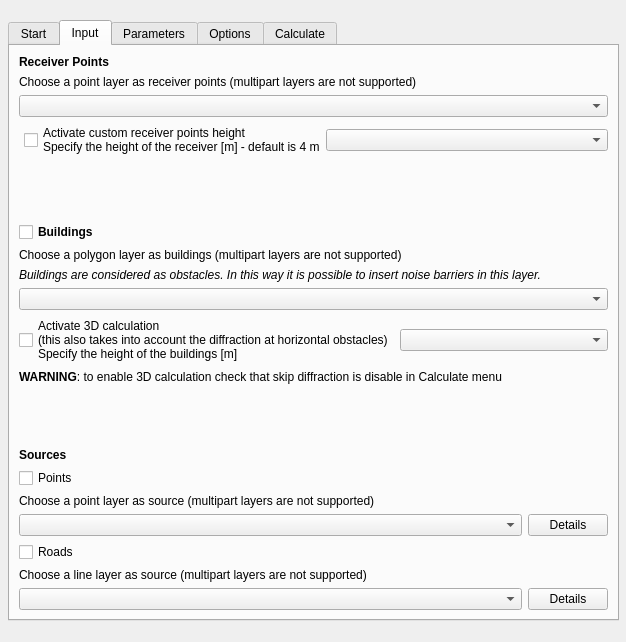
Above: tools/ui_CalculateNoiseLevels.ui from pierluigiderosa/openoise before the change. Below: the same form after it.
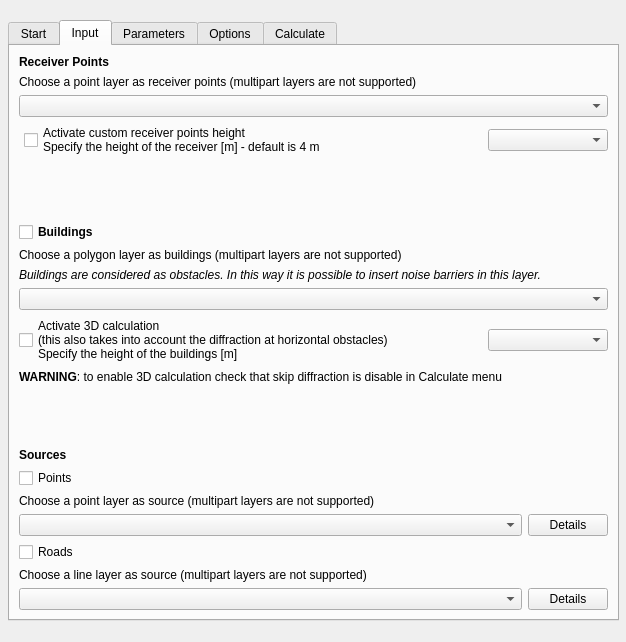
That is the form after the change. The open tabs and pages were chosen to show the change. Custom widgets are drawn as their Qt base class.

Commit message: - fix 19 settembre 23 - varie modifiche GUI

What changed in the file:
```diff
--- a/tools/ui_CalculateNoiseLevels.ui
+++ b/tools/ui_CalculateNoiseLevels.ui
@@ -264,10 +264,30 @@
          </property>
         </widget>
        </item>
+       <item>
+        <spacer name="horizontalSpacer">
+         <property name="orientation">
+          <enum>Qt::Horizontal</enum>
+         </property>
+         <property name="sizeHint" stdset="0">
+          <size>
+           <width>40</width>
+           <height>20</height>
+          </size>
+         </property>
+        </spacer>
+       </item>
        <item>
         <layout class="QVBoxLayout" name="verticalLayout_4">
          <item>
-          <widget class="QgsFieldComboBox" name="field_height_receiver"/>
+          <widget class="QgsFieldComboBox" name="field_height_receiver">
+           <property name="minimumSize">
+            <size>
+             <width>120</width>
+             <height>0</height>
+            </size>
+           </property>
+          </widget>
          </item>
         </layout>
        </item>
@@ -358,10 +378,26 @@
          </item>
         </layout>
        </item>
+       <item>
+        <spacer name="horizontalSpacer_2">
+         <property name="orientation">
+          <enum>Qt::Horizontal</enum>
+         </property>
+         <property name="sizeHint" stdset="0">
+          <size>
+           <width>40</width>
+           <height>20</height>
+          </size>
+         </property>
+        </spacer>
+       </item>
        <item>
         <widget class="QgsFieldComboBox" name="field_height_building">
-         <property name="toolTip">
-          <string>to enable check that skip diffraction in disabled.</string>
+         <property name="minimumSize">
+          <size>
+           <width>120</width>
+           <height>0</height>
+          </size>
          </property>
          <property name="statusTip">
           <string/>
```
Left out of the diff: 9 changed lines with no effect on the pictures. The commit also changes 3 other files.
